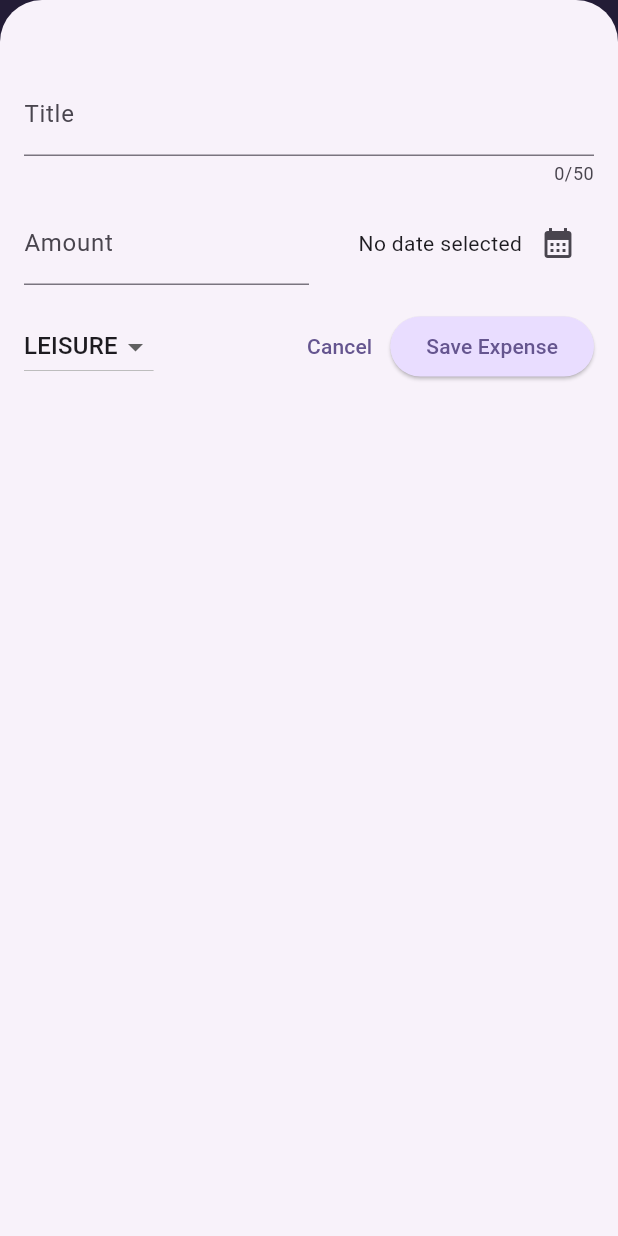
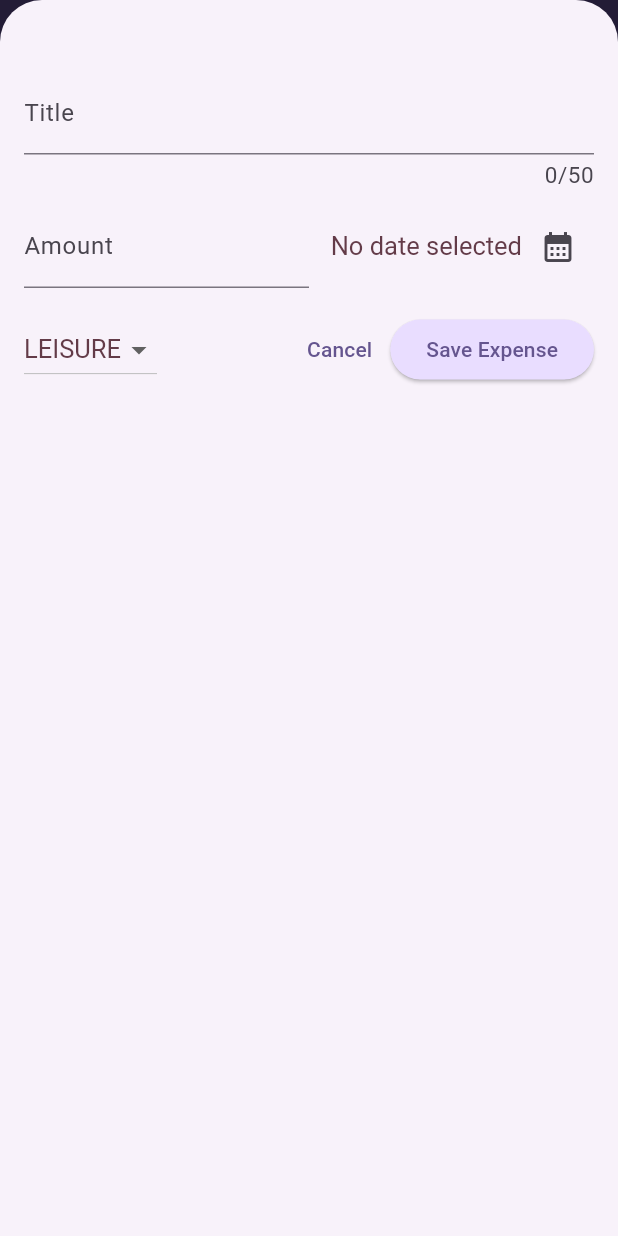
Before and after one commit to shaikhikram04/Expensive-Tracker, a Flutter app: the screen it shows after launch, after a tap on the "add" icon, on a phone screen of 412 x 824 dp. Run offline on Flutter 3.47's test engine with Material 3 defaults, Android fonts, the phone set to English and light mode, and no system bars.

Commit message:
manage dark mode for dark theme of device

```diff
--- a/lib/Pages/expenses.dart
+++ b/lib/Pages/expenses.dart
@@ -64,8 +64,11 @@ class _ExpensesState extends State<Expenses> {
 
   @override
   Widget build(BuildContext context) {
-    Widget mainContent = const Center(
-      child: Text('No expenses found. Start adding some!'),
+    Widget mainContent = Center(
+      child: Text(
+        'No expenses found. Start adding some!',
+        style: Theme.of(context).textTheme.bodyMedium,
+      ),
     );
 
     if (_registeredExpenses.isNotEmpty) {
@@ -77,7 +80,6 @@ class _ExpensesState extends State<Expenses> {
 
     return Scaffold(
       appBar: AppBar(
-        // foregroundColor: const Color(0xFFE3C4FF),
         actions: [
           IconButton(
               onPressed: _openAddExpenceOverlay,
--- a/lib/main.dart
+++ b/lib/main.dart
@@ -1,12 +1,55 @@
 import 'package:expensive_tracker/Pages/expenses.dart';
 import 'package:flutter/material.dart';
 
-var kColorScheme = ColorScheme.fromSeed(seedColor: const Color(0xFF603BB5));
+var kColorScheme = ColorScheme.fromSeed(
+  seedColor: const Color(0xFF603BB5),
+);
+
+var kDarkColorScheme = ColorScheme.fromSeed(
+  brightness: Brightness.dark,
+  seedColor: const Color(0xFF05637D),
+);
 
 void main() {
   runApp(
     MaterialApp(
       debugShowCheckedModeBanner: false,
+      darkTheme: ThemeData.dark().copyWith(
+        colorScheme: kDarkColorScheme,
+        appBarTheme: const AppBarTheme().copyWith(
+          backgroundColor: kDarkColorScheme.primaryContainer,
+          foregroundColor: kDarkColorScheme.onPrimaryContainer,
+        ),
+        cardTheme: const CardTheme().copyWith(
+          color: kDarkColorScheme.secondaryContainer,
+          margin: const EdgeInsets.symmetric(horizontal: 16, vertical: 8),
+        ),
+        elevatedButtonTheme: ElevatedButtonThemeData(
+          style: ElevatedButton.styleFrom(
+            backgroundColor: kDarkColorScheme.primaryContainer,
+            foregroundColor: kDarkColorScheme.onPrimaryContainer,
+          ),
+        ),
+        textTheme: ThemeData().textTheme.copyWith(
+              titleLarge: TextStyle(
+                fontWeight: FontWeight.w600,
+                color: kDarkColorScheme.onSecondaryContainer,
+                fontSize: 18,
+              ),
+              bodyMedium: TextStyle(
+                color: kDarkColorScheme.onPrimaryContainer,
+                fontSize: 19,
+              ),
+              bodySmall: TextStyle(
+                color: kDarkColorScheme.onSecondaryContainer,
+                fontSize: 14,
+              ),
+              headlineSmall: TextStyle(
+                color: kDarkColorScheme.onTertiaryContainer,
+                fontSize: 17,
+              ),
+            ),
+      ),
       theme: ThemeData().copyWith(
         colorScheme: kColorScheme,
         appBarTheme: const AppBarTheme().copyWith(
@@ -26,10 +69,23 @@ void main() {
               titleLarge: TextStyle(
                 fontWeight: FontWeight.w600,
                 color: kColorScheme.onSecondaryContainer,
+                fontSize: 18,
+              ),
+              bodyMedium: TextStyle(
+                color: kColorScheme.onPrimaryContainer,
+                fontSize: 19,
+              ),
+              bodySmall: TextStyle(
+                color: kColorScheme.onSecondaryContainer,
+                fontSize: 15,
+              ),
+              headlineSmall: TextStyle(
+                color: kColorScheme.onTertiaryContainer,
                 fontSize: 17,
               ),
             ),
       ),
+      themeMode: ThemeMode.system,
       home: const Expenses(),
     ),
   );
--- a/lib/models/expense.dart
+++ b/lib/models/expense.dart
@@ -11,7 +11,7 @@ enum Category { food, travel, leisure, work }
 const categoryIcons = {
   Category.food: Icons.lunch_dining,
   Category.travel: Icons.flight_takeoff,
-  Category.leisure:Icons.movie,
+  Category.leisure: Icons.movie,
   Category.work: Icons.work,
 };
 
--- a/lib/widgets/expenses_list/expenses_item.dart
+++ b/lib/widgets/expenses_list/expenses_item.dart
@@ -21,13 +21,19 @@ class ExpensesItem extends StatelessWidget {
             const SizedBox(height: 4),
             Row(
               children: [
-                Text('₹${_expense.amount.toStringAsFixed(2)}'),
+                Text(
+                  '₹${_expense.amount.toStringAsFixed(2)}',
+                  style: Theme.of(context).textTheme.bodySmall,
+                ),
                 const Spacer(),
                 Row(
                   children: [
                     Icon(categoryIcons[_expense.category]),
                     const SizedBox(width: 8),
-                    Text(_expense.formatedDate),
+                    Text(
+                      _expense.formatedDate,
+                      style: Theme.of(context).textTheme.bodySmall,
+                    ),
                   ],
                 ),
               ],
--- a/lib/widgets/expenses_list/expenses_list.dart
+++ b/lib/widgets/expenses_list/expenses_list.dart
@@ -3,8 +3,11 @@ import 'package:expensive_tracker/widgets/expenses_list/expenses_item.dart';
 import 'package:flutter/material.dart';
 
 class ExpensesList extends StatelessWidget {
-  const ExpensesList(
-      {super.key, required this.expenses, required this.onRemoveExpense});
+  const ExpensesList({
+    super.key,
+    required this.expenses,
+    required this.onRemoveExpense,
+  });
 
   final List<Expense> expenses;
   final void Function(Expense expense) onRemoveExpense;
--- a/lib/widgets/new_expense.dart
+++ b/lib/widgets/new_expense.dart
@@ -78,6 +78,7 @@ class _NewExpenseState extends State<NewExpense> {
       child: Column(
         children: [
           TextField(
+            style: Theme.of(context).textTheme.headlineSmall,
             maxLength: 50,
             controller: _titleController,
             decoration: const InputDecoration(
@@ -89,6 +90,7 @@ class _NewExpenseState extends State<NewExpense> {
             children: [
               Expanded(
                 child: TextField(
+                  style: Theme.of(context).textTheme.headlineSmall,
                   controller: _amountController,
                   keyboardType: TextInputType.number,
                   decoration: const InputDecoration(
@@ -105,6 +107,7 @@ class _NewExpenseState extends State<NewExpense> {
                       _selectedDate == null
                           ? 'No date selected'
                           : formatter.format(_selectedDate!),
+                      style: Theme.of(context).textTheme.headlineSmall,
                     ),
                     IconButton(
                       onPressed: _presentDatePicker,
@@ -119,6 +122,7 @@ class _NewExpenseState extends State<NewExpense> {
           Row(
             children: [
               DropdownButton(
+                style: Theme.of(context).textTheme.headlineSmall,
                 value: _selectedCategory,
                 items: Category.values
                     .map(
```
